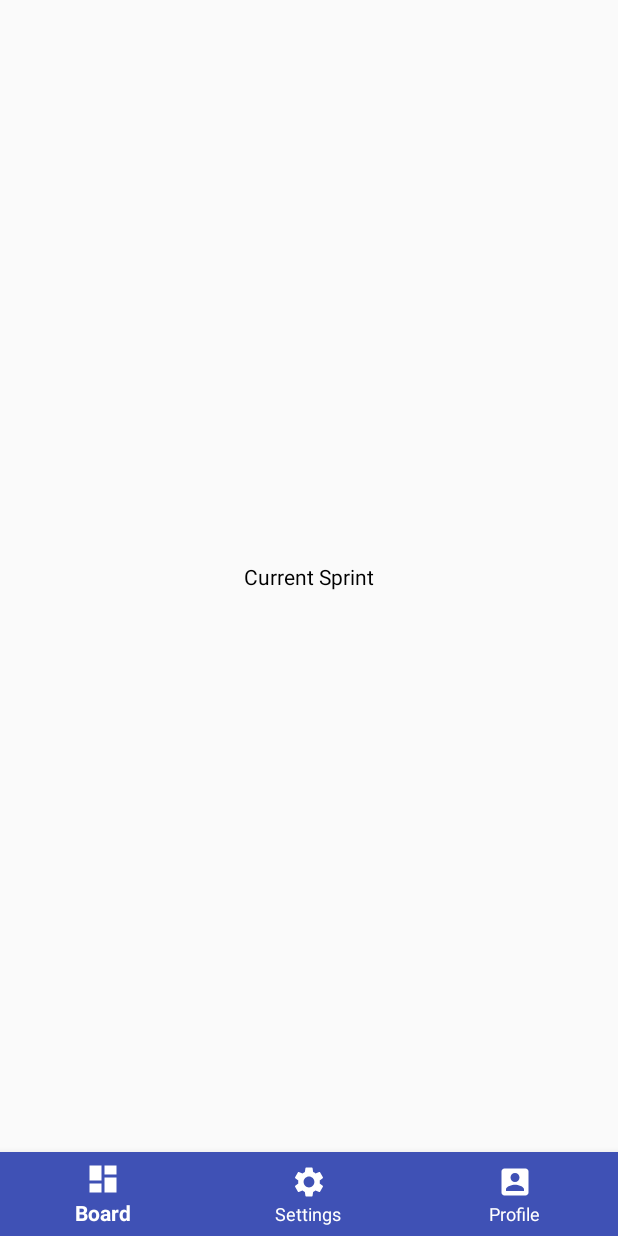
After one commit to RetroFlow/android-client, an Android app: the fragment CurrentSprintFragment placed in its activity, on a phone screen of 412 x 824 dp. The commit adds this screen. Run offline under Robolectric (Android 15) with nearby library versions, the phone set to English and light mode, and no system bars; our stand-ins replace ButterKnife; 3 statements that could not run were skipped.

Commit message:
curr/next sprint fragments added

```diff
--- a/app/src/main/AndroidManifest.xml
+++ b/app/src/main/AndroidManifest.xml
@@ -19,6 +19,8 @@
         </activity>
 
         <activity android:name=".boards.addedit.BoardAddEditActivity" />
+
+        <activity android:name=".boards.view.BoardViewActivity" />
     </application>
 
 </manifest>
--- a/app/src/main/java/com/example/scame/retroflowmvp/Events.kt
+++ b/app/src/main/java/com/example/scame/retroflowmvp/Events.kt
@@ -1,5 +1,5 @@
 package com.example.scame.retroflowmvp
 
-import com.example.scame.retroflowmvp.boards.BoardCardModel
+import com.example.scame.retroflowmvp.boards.BoardRawModel
 
-data class BoardClickEvent(val boardModel: BoardCardModel)
+data class BoardClickEvent(val boardModel: BoardRawModel)
--- a/app/src/main/java/com/example/scame/retroflowmvp/boards/BoardCardModel.kt
+++ b/app/src/main/java/com/example/scame/retroflowmvp/boards/BoardCardModel.kt
@@ -1,5 +1,3 @@
 package com.example.scame.retroflowmvp.boards
 
-data class BoardCardModel(val id: String, val name: String, val stage: String)
-
-data class BoardRawModel(val id: String, val name: String, val stage: String)
+data class BoardRawModel(val id: String, val name: String, val stage: String, val canEdit: Boolean)
--- a/app/src/main/java/com/example/scame/retroflowmvp/boards/presenter/BoardsPresenter.kt
+++ b/app/src/main/java/com/example/scame/retroflowmvp/boards/presenter/BoardsPresenter.kt
@@ -11,6 +11,8 @@
 
         fun onBoards(boards: List<BoardRawModel>)
 
+        fun onOpenBoard(board: BoardRawModel)
+
         fun onAddBoard()
 
         fun onError(throwable: Throwable)
@@ -19,4 +21,6 @@
     fun requestBoards()
 
     fun addBoardClick()
+
+    fun openBoard(board: BoardRawModel)
 }
--- a/app/src/main/java/com/example/scame/retroflowmvp/boards/presenter/BoardsPresenterImpl.kt
+++ b/app/src/main/java/com/example/scame/retroflowmvp/boards/presenter/BoardsPresenterImpl.kt
@@ -1,5 +1,6 @@
 package com.example.scame.retroflowmvp.boards.presenter
 
+import com.example.scame.retroflowmvp.boards.BoardRawModel
 import com.example.scame.retroflowmvp.boards.BoardsRepository
 import io.reactivex.disposables.CompositeDisposable
 
@@ -23,6 +24,10 @@
         )
     }
 
+    override fun openBoard(board: BoardRawModel) {
+        view?.onOpenBoard(board)
+    }
+
     override fun addBoardClick() {
         view?.onAddBoard()
     }
--- /dev/null
+++ b/app/src/main/java/com/example/scame/retroflowmvp/boards/view/curr_sprint/CurrentSprintFragment.kt
@@ -0,0 +1,23 @@
+package com.example.scame.retroflowmvp.boards.view.curr_sprint
+
+import android.os.Bundle
+import android.support.v4.app.Fragment
+import android.view.LayoutInflater
+import android.view.View
+import android.view.ViewGroup
+import butterknife.ButterKnife
+import com.example.scame.retroflowmvp.R
+
+class CurrentSprintFragment: Fragment() {
+
+    companion object {
+        fun newInstance() = CurrentSprintFragment()
+    }
+
+    override fun onCreateView(inflater: LayoutInflater, container: ViewGroup?, savedInstanceState: Bundle?): View? {
+        val view = inflater.inflate(R.layout.current_sprint_fragment_layout, container, false)
+        ButterKnife.bind(this, view)
+
+        return view
+    }
+}
--- /dev/null
+++ b/app/src/main/res/layout/current_sprint_fragment_layout.xml
@@ -0,0 +1,19 @@
+<?xml version="1.0" encoding="utf-8"?>
+<android.support.constraint.ConstraintLayout xmlns:android="http://schemas.android.com/apk/res/android"
+    xmlns:app="http://schemas.android.com/apk/res-auto"
+    xmlns:tools="http://schemas.android.com/tools"
+    android:layout_width="match_parent"
+    android:layout_height="match_parent">
+
+    <TextView
+        android:id="@+id/textView4"
+        android:layout_width="wrap_content"
+        android:layout_height="wrap_content"
+        android:text="Current Sprint"
+        android:textColor="@android:color/black"
+        app:layout_constraintBottom_toBottomOf="parent"
+        app:layout_constraintEnd_toEndOf="parent"
+        app:layout_constraintHorizontal_bias="0.5"
+        app:layout_constraintStart_toStartOf="parent"
+        app:layout_constraintTop_toTopOf="parent" />
+</android.support.constraint.ConstraintLayout>
```
Also changed, not shown: app/src/main/java/com/example/scame/retroflowmvp/boards/BoardViewHolder.kt (+8 -1 lines), app/src/main/java/com/example/scame/retroflowmvp/boards/BoardsFragment.kt (+19 -0 lines), app/src/main/java/com/example/scame/retroflowmvp/boards/BoardsRepositoryImpl.kt (+5 -4 lines), app/src/main/java/com/example/scame/retroflowmvp/boards/view/BoardViewActivity.kt (added, +59 -0 lines), app/src/main/java/com/example/scame/retroflowmvp/boards/view/SprintsPagerAdapter.kt (added, +35 -0 lines), app/src/main/java/com/example/scame/retroflowmvp/boards/view/next_sprint/NextSprintFragment.kt (added, +23 -0 lines), app/src/main/res/drawable/ic_baseline_person_24px.xml (added, +9 -0 lines), app/src/main/res/layout/activity_board_view.xml (added, +25 -0 lines), app/src/main/res/layout/board_item.xml (+8 -0 lines), app/src/main/res/layout/next_sprint_fragment_layout.xml (added, +20 -0 lines).
